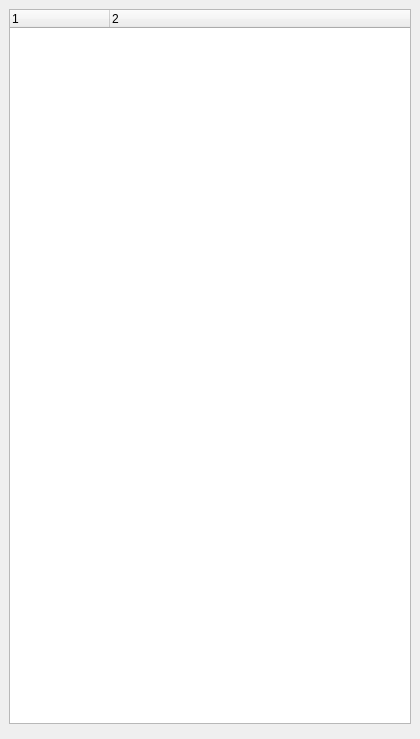
Old version of the form Qt/Resources/UI/layerDialog.ui in the repository wsterncity/myRepo.
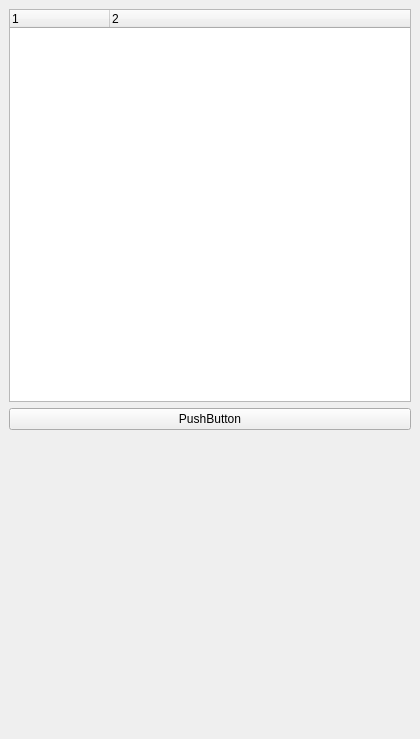
New version of the form. Custom widgets are drawn as their Qt base class.

```diff
--- a/Qt/Resources/UI/layerDialog.ui
+++ b/Qt/Resources/UI/layerDialog.ui
@@ -14,7 +14,7 @@
    <string>Layer Dialog</string>
   </property>
   <widget class="QWidget" name="dockWidgetContents">
-   <layout class="QVBoxLayout" name="verticalLayout">
+   <layout class="QVBoxLayout" name="verticalLayout" stretch="4,0,3">
     <item>
      <widget class="igQtModelTreeWidget" name="modelTreeWidget">
       <property name="minimumSize">
@@ -35,6 +35,17 @@
       </column>
      </widget>
     </item>
+    <item>
+     <layout class="QHBoxLayout" name="horizontalLayout">
+      <item>
+       <widget class="QPushButton" name="pushButton">
+        <property name="text">
+         <string>PushButton</string>
+        </property>
+       </widget>
+      </item>
+     </layout>
+    </item>
     <item>
      <widget class="QtTreePropertyBrowser" name="propertyTreeWidget" native="true"/>
     </item>
```
